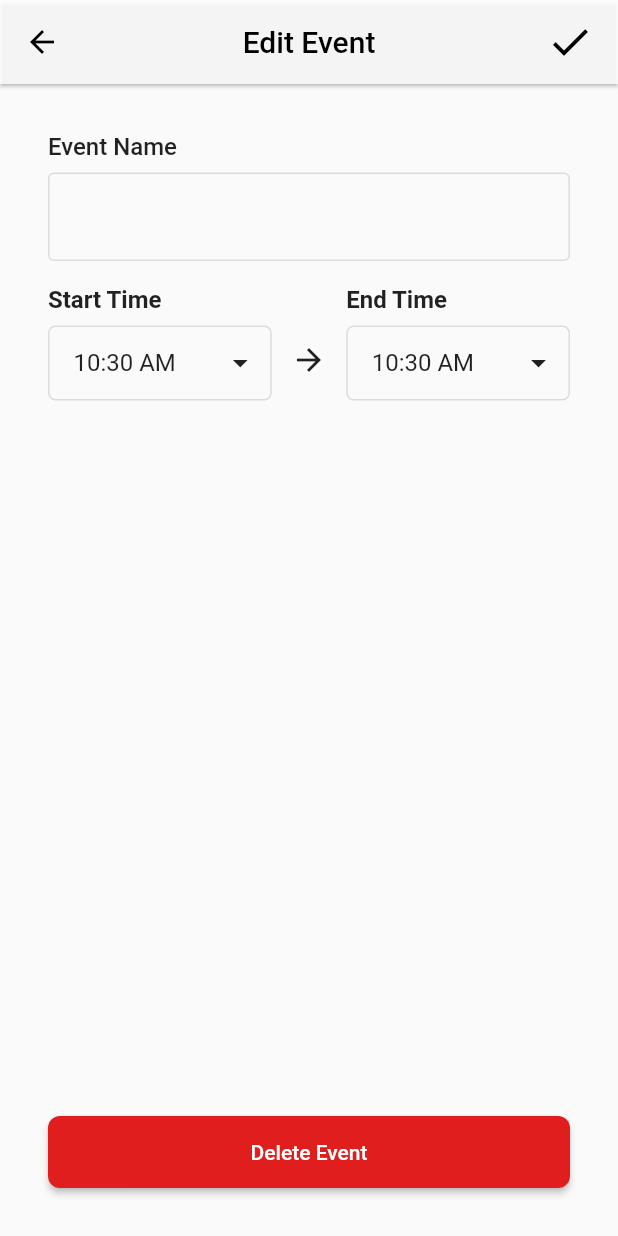
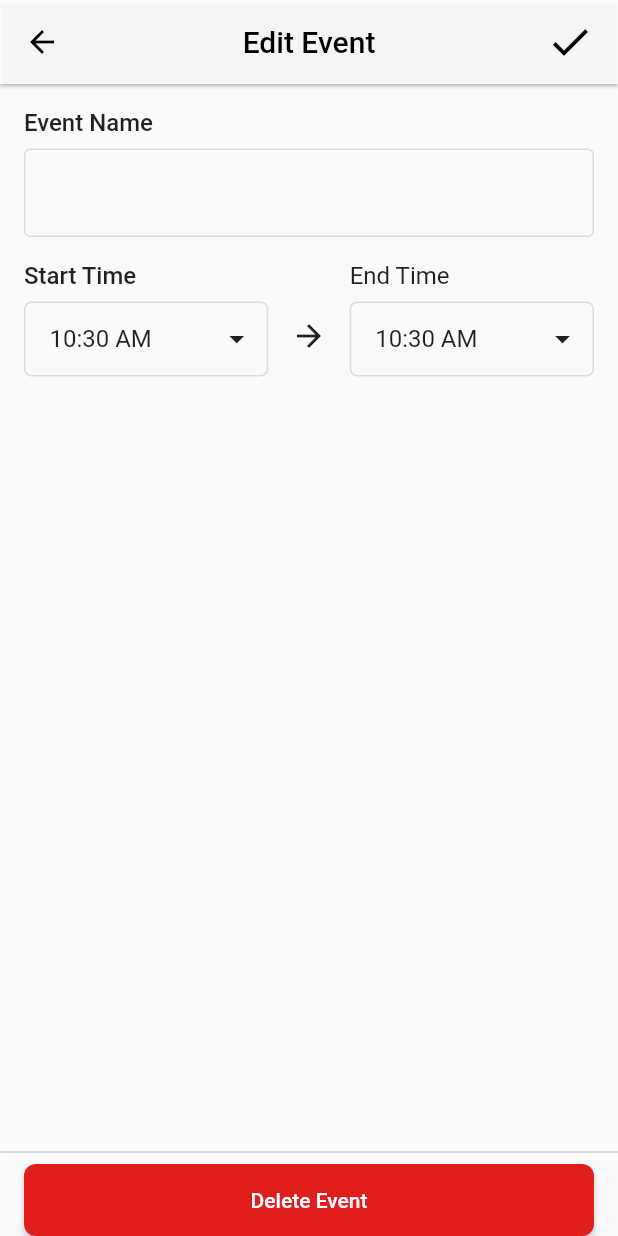
Before and after one commit to competitionmanager/cm_flutter, a Flutter app: the EditEventScreen screen opened directly with empty values, on a phone screen of 412 x 824 dp. Run offline on Flutter 3.47's test engine with Material 2 defaults, Android fonts, the phone set to English and light mode, and no system bars; our stand-ins replace cloud_firestore, firebase_auth, firebase_messaging, firebase_storage, flutter_signin_button, google_sign_in and 2 more; accounts and stored records are empty; network calls fail.

```diff
--- a/lib/screens/competition/schedule/event/edit_event_screen.dart
+++ b/lib/screens/competition/schedule/event/edit_event_screen.dart
@@ -48,22 +48,24 @@ class _EditEventScreenState extends State<EditEventScreen> {
       appBar: buildAppBar(context),
       body: SafeArea(
         child: Container(
-          child: Padding(
-            padding: const EdgeInsets.all(32.0),
           child: Column(
             mainAxisAlignment: MainAxisAlignment.spaceBetween,
             children: <Widget>[
               buildEditForm(),
-                ColorGradientButton(
+              Divider(color: Colors.black26),
+              Padding(
+                padding: const EdgeInsets.symmetric(horizontal: 16.0),
+                child: ColorGradientButton(
                   text: 'Delete Event',
                   color: kWarningRed,
                   onPressed: () {
-                    db.deleteEvent(widget.competition.id, widget.scheduleId, widget.event.id);
+                    db.deleteEvent(widget.competition.id, widget.scheduleId,
+                        widget.event.id);
                     Navigator.of(context).pop();
                   },
                 ),
+              ),
             ],
-            ),
           ),
         ),
       ),
@@ -72,11 +74,17 @@ class _EditEventScreenState extends State<EditEventScreen> {
 
   Widget buildEditForm() {
     return Expanded(
-      child: Column(
-        crossAxisAlignment: CrossAxisAlignment.start,
+      child: ListView(
         // physics: NeverScrollableScrollPhysics(),
         children: <Widget>[
-          LabelTextField(labelText: 'Event Name', textController: eventNameController),
+          Padding(
+            padding: const EdgeInsets.all(16.0),
+            child: Column(
+              children: <Widget>[
+                LabelTextField(
+                  labelText: 'Event Name',
+                  textController: eventNameController,
+                ),
                 SizedBox(height: 16.0),
                 Row(
                   mainAxisAlignment: MainAxisAlignment.spaceBetween,
@@ -89,10 +97,7 @@ class _EditEventScreenState extends State<EditEventScreen> {
                         children: <Widget>[
                           Text(
                             'Start Time',
-                      style: TextStyle(
-                        fontWeight: FontWeight.bold,
-                        fontSize: 16.0,
-                      ),
+                            style: TextStyle(fontSize: 16.0, fontWeight: FontWeight.w500),
                           ),
                           SizedBox(height: 8.0),
                           buildTimeDropdownBox(startTime, true),
@@ -114,10 +119,7 @@ class _EditEventScreenState extends State<EditEventScreen> {
                         children: <Widget>[
                           Text(
                             'End Time',
-                      style: TextStyle(
-                        fontWeight: FontWeight.bold,
-                        fontSize: 16.0,
-                      ),
+                            style: TextStyle(fontSize: 16.0),
                           ),
                           SizedBox(height: 8.0),
                           buildTimeDropdownBox(endTime, false),
@@ -126,6 +128,9 @@ class _EditEventScreenState extends State<EditEventScreen> {
                     ),
                   ],
                 )
+              ],
+            ),
+          ),
         ],
       ),
     );
@@ -218,8 +223,13 @@ class _EditEventScreenState extends State<EditEventScreen> {
               size: 32.0,
             ),
             onPressed: () {
-              db.updateEvent(widget.competition.id, widget.scheduleId, widget.event.id,
-                  eventNameController.text, startDateTime, endDateTime);
+              db.updateEvent(
+                  widget.competition.id,
+                  widget.scheduleId,
+                  widget.event.id,
+                  eventNameController.text,
+                  startDateTime,
+                  endDateTime);
               Navigator.of(context).pop();
             },
           ),
--- a/lib/widgets/label_text_field.dart
+++ b/lib/widgets/label_text_field.dart
@@ -22,10 +22,7 @@ class _LabelTextFieldState extends State<LabelTextField> {
       children: <Widget>[
         Text(
           widget.labelText,
-          style: TextStyle(
-            fontSize: 16.0,
-            fontWeight: FontWeight.w500,
-          ),
+          style: TextStyle(fontSize: 16.0, fontWeight: FontWeight.w500),
         ),
         SizedBox(height: 8.0),
         TextField(
```
Also changed, not shown: lib/screens/competition/create_competition.dart (+51 -18 lines), lib/screens/competition/edit_competition_screen.dart (+6 -10 lines), lib/screens/competition/schedule/event/create_multiple_events_screen.dart (+15 -14 lines), lib/screens/competition/schedule/event/create_single_event_screen.dart (+14 -11 lines), lib/screens/competition/view_competition_screen.dart (+38 -24 lines), lib/widgets/label_drop_down.dart (+5 -5 lines). Lines whose indentation alone changed are shown as unchanged.
